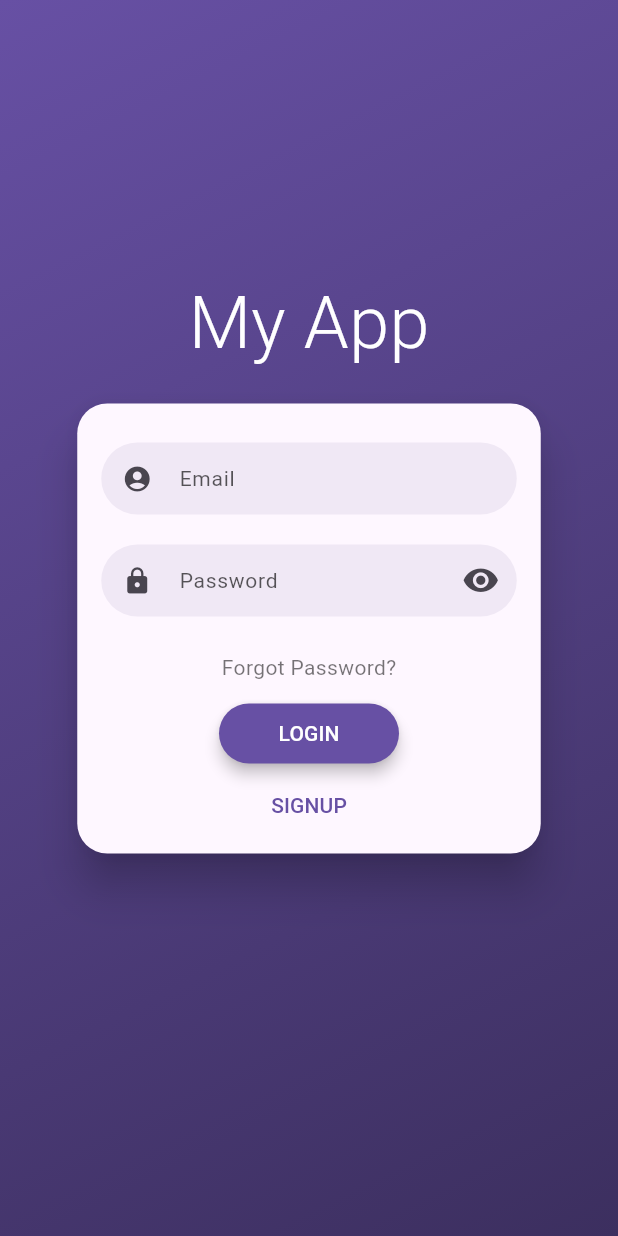
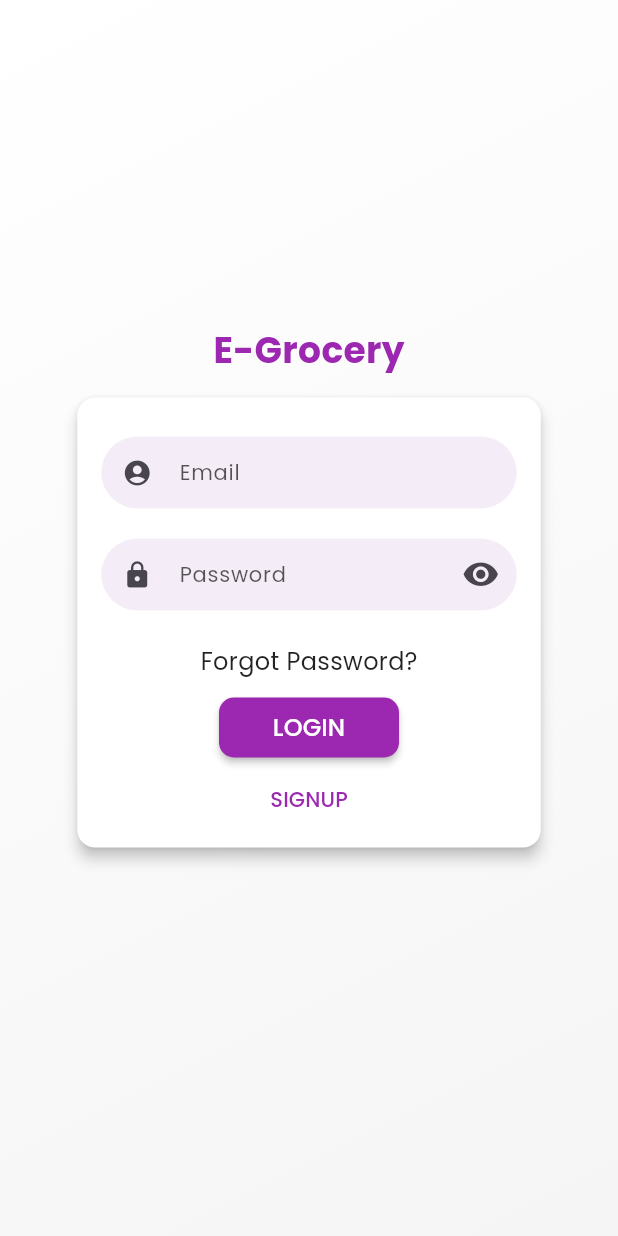
Before and after one commit to OrewaKimi/Flutter-Login-Widget, a Flutter app: the screen it shows after launch, on a phone screen of 412 x 824 dp. Run offline on Flutter 3.47's test engine with Material 3 defaults, Android fonts, the phone set to English and light mode, and no system bars; drawn by our look-alikes of flutter_login; our stand-ins replace google_fonts.

Commit message:
update UI

```diff
--- a/lib/login_page.dart
+++ b/lib/login_page.dart
@@ -1,5 +1,6 @@
 import 'package:flutter/material.dart';
 import 'package:flutter_login/flutter_login.dart';
+import 'package:google_fonts/google_fonts.dart';
 
 class LoginPage extends StatefulWidget {
   const LoginPage({super.key});
@@ -28,12 +29,54 @@ class _LoginPageState extends State<LoginPage> {
 
   @override
   Widget build(BuildContext context) {
-    return Scaffold(
-      body: FlutterLogin(
-        title: 'My App',
+    return Theme(
+      data: ThemeData(
+        textTheme: GoogleFonts.poppinsTextTheme(),
+        primaryColor: Colors.purple,
+        scaffoldBackgroundColor: Colors.white,
+      ),
+      child: FlutterLogin(
+        title: 'E-Grocery',
         onLogin: _authUser,
+        onSignup: _signUp,
         onRecoverPassword: _recoverPassword,
-        onSignup: _signUp,
+        theme: LoginTheme(
+          primaryColor: Colors.purple,
+          accentColor: Colors.white,
+          errorColor: Colors.redAccent,
+          pageColorLight: Colors.white,
+          pageColorDark: Colors.grey[100]!,
+          cardTheme: const CardTheme(
+            color: Colors.white,
+            elevation: 4,
+            margin: EdgeInsets.symmetric(horizontal: 20),
+            shape: RoundedRectangleBorder(
+              borderRadius: BorderRadius.all(Radius.circular(12)),
+            ),
+          ),
+          titleStyle: GoogleFonts.poppins(
+            fontSize: 24,
+            fontWeight: FontWeight.bold,
+            color: Colors.purple,
+          ),
+          bodyStyle: GoogleFonts.poppins(
+            fontSize: 16,
+            color: Colors.black87,
+          ),
+          buttonStyle: GoogleFonts.poppins(
+            fontSize: 16,
+            color: Colors.white,
+          ),
+          buttonTheme: const LoginButtonTheme(
+            backgroundColor: Colors.purple,
+            splashColor: Colors.deepPurple,
+            highlightColor: Colors.deepPurpleAccent,
+            elevation: 2.0,
+            shape: RoundedRectangleBorder(
+              borderRadius: BorderRadius.all(Radius.circular(10)),
+            ),
+          ),
+        ),
       ),
     );
   }
```
